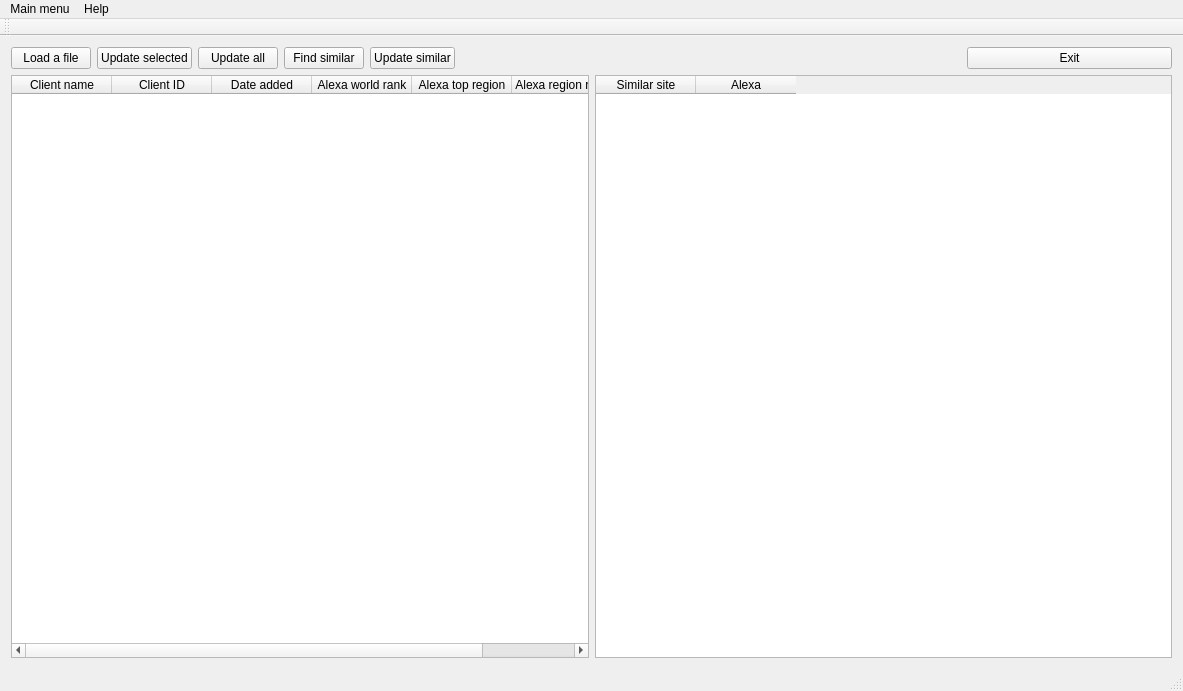
First picture: the form in mainwindow.ui, repository forGGe/fast-gys, before the edit.
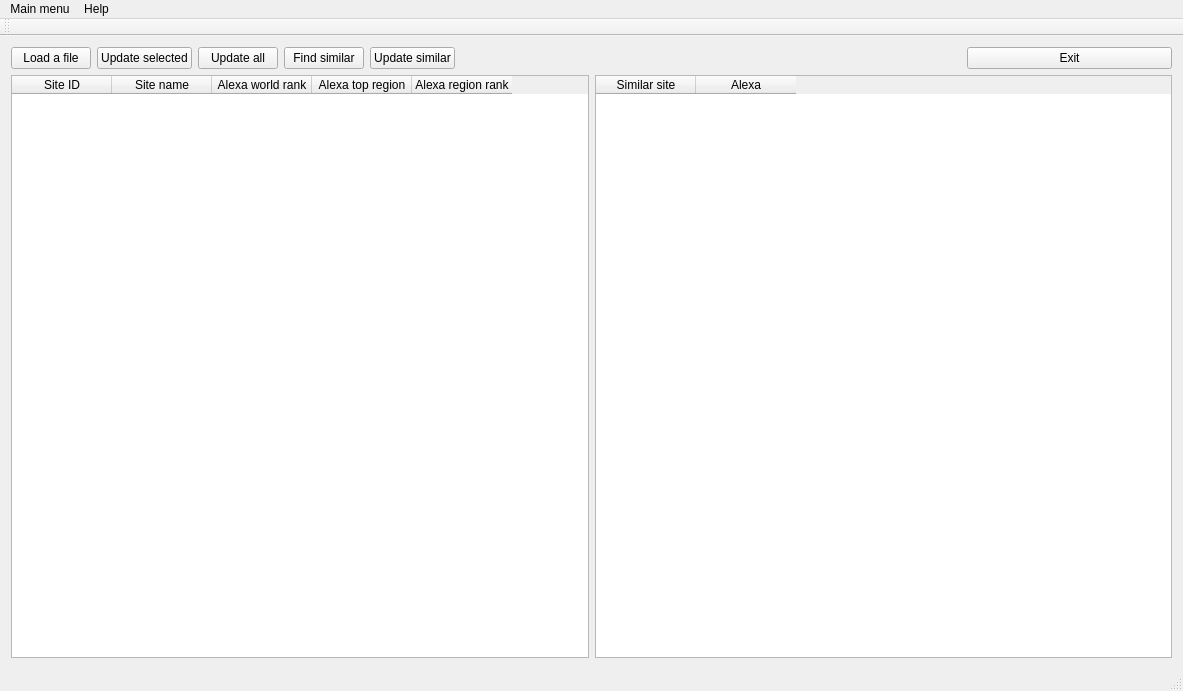
Second picture: the form after the edit.

Commit message:
[#2] Made site names clickable
Issue #2 resolved

What changed in the file:
```diff
--- a/mainwindow.ui
+++ b/mainwindow.ui
@@ -36,17 +36,12 @@
        <widget class="QTableWidget" name="mainSitesTable">
         <column>
          <property name="text">
-          <string>Client name</string>
+          <string>Site ID</string>
          </property>
         </column>
         <column>
          <property name="text">
-          <string>Client ID</string>
-         </property>
-        </column>
-        <column>
-         <property name="text">
-          <string>Date added</string>
+          <string>Site name</string>
          </property>
         </column>
         <column>
```
The commit also changes 2 other files.
